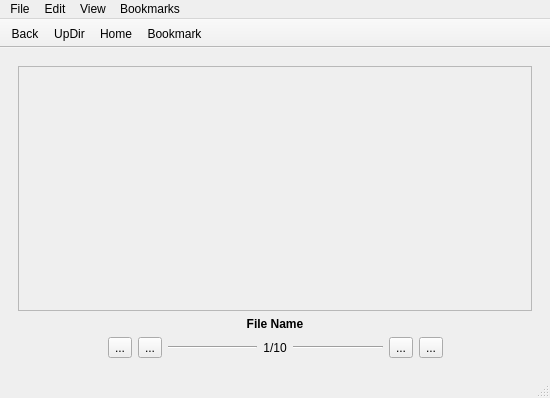
Qt form lumina/lumina-fm/MainUI.ui (trueos/pcbsd) before a commit.
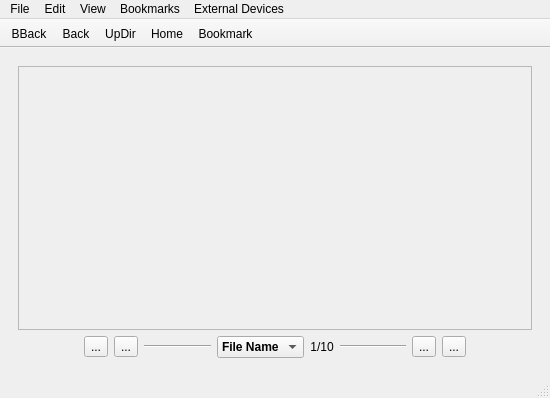
The same form after that commit. The open tabs and pages were chosen to show the change.

Commit message: A bit more work on lumina-fm: 1) Add ability to set/use bookmarks (bookmark manager not written yet for deleting bookmarks) 2) Add the ability to switch between all the different sides of the file manager seemlessly (multimedia player, slideshow viewer, zfs file restore), even though those other sides are not put together yet. 3) Add the ability to save/load settings between runs.

```diff
--- a/lumina/lumina-fm/MainUI.ui
+++ b/lumina/lumina-fm/MainUI.ui
@@ -171,26 +171,6 @@
           </property>
          </widget>
         </item>
-        <item>
-         <layout class="QHBoxLayout" name="horizontalLayout_5">
-          <item>
-           <widget class="QLabel" name="label_image_name">
-            <property name="font">
-             <font>
-              <weight>75</weight>
-              <bold>true</bold>
-             </font>
-            </property>
-            <property name="text">
-             <string notr="true">File Name</string>
-            </property>
-            <property name="alignment">
-             <set>Qt::AlignCenter</set>
-            </property>
-           </widget>
-          </item>
-         </layout>
-        </item>
         <item>
          <layout class="QHBoxLayout" name="horizontalLayout_3">
           <item>
@@ -239,6 +219,24 @@
             </property>
            </widget>
           </item>
+          <item>
+           <widget class="QComboBox" name="combo_image_name">
+            <property name="font">
+             <font>
+              <weight>75</weight>
+              <bold>true</bold>
+             </font>
+            </property>
+            <property name="frame">
+             <bool>true</bool>
+            </property>
+            <item>
+             <property name="text">
+              <string>File Name</string>
+             </property>
+            </item>
+           </widget>
+          </item>
           <item>
            <widget class="QLabel" name="label_image_index">
             <property name="text">
@@ -464,11 +462,20 @@
     <property name="title">
      <string>Bookmarks</string>
     </property>
+    <addaction name="actionManage_Bookmarks"/>
+   </widget>
+   <widget class="QMenu" name="menuExternal_Devices">
+    <property name="title">
+     <string>External Devices</string>
+    </property>
+    <addaction name="actionScan"/>
+    <addaction name="separator"/>
    </widget>
    <addaction name="menuFile"/>
    <addaction name="menuEdit"/>
    <addaction name="menuView"/>
    <addaction name="menuBookmarks"/>
+   <addaction name="menuExternal_Devices"/>
   </widget>
   <widget class="QStatusBar" name="statusbar"/>
   <widget class="QToolBar" name="toolBar">
@@ -487,6 +494,7 @@
    <attribute name="toolBarBreak">
     <bool>false</bool>
    </attribute>
+   <addaction name="actionBackToBrowser"/>
    <addaction name="actionBack"/>
    <addaction name="actionUpDir"/>
    <addaction name="actionHome"/>
@@ -599,6 +607,33 @@
     <string>Bookmark this directory</string>
    </property>
   </action>
+  <action name="actionScan">
+   <property name="text">
+    <string>Scan</string>
+   </property>
+  </action>
+  <action name="actionBackToBrowser">
+   <property name="text">
+    <string notr="true">BBack</string>
+   </property>
+   <property name="iconText">
+    <string notr="true">BBack</string>
+   </property>
+   <property name="toolTip">
+    <string>Back to the system</string>
+   </property>
+  </action>
+  <action name="actionManage_Bookmarks">
+   <property name="enabled">
+    <bool>false</bool>
+   </property>
+   <property name="text">
+    <string>Manage Bookmarks</string>
+   </property>
+   <property name="whatsThis">
+    <string notr="true"/>
+   </property>
+  </action>
  </widget>
  <resources/>
  <connections/>
```
Left out of the diff: 76 changed lines with no effect on the pictures. The commit also changes 2 other files.
